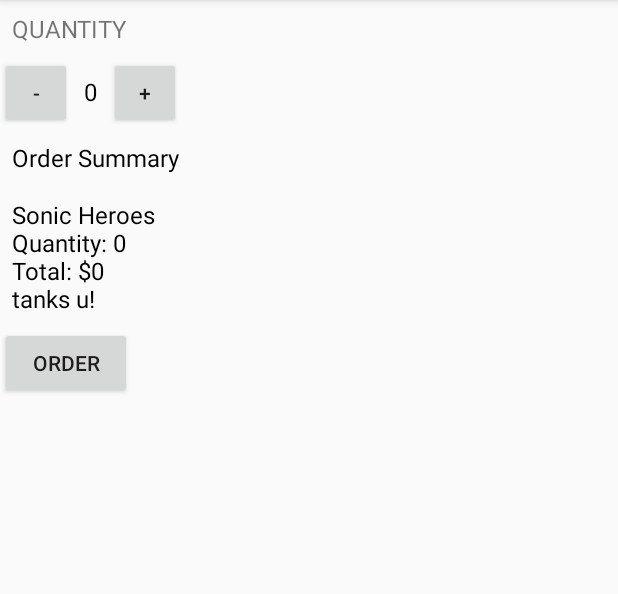
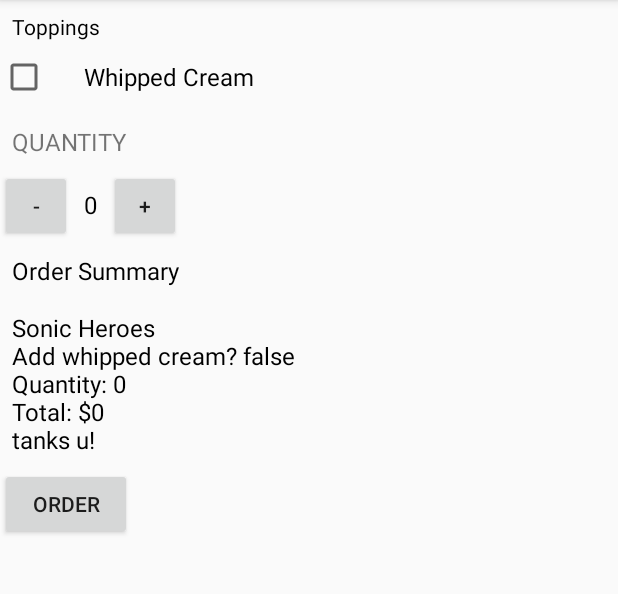
Before and after one commit to adgrant93/JustJava, an Android app: the screen it shows after launch (MainActivity), after a tap on "ORDER", on a phone screen of 412 x 824 dp, the part 84-678 px from its top. Run offline under Robolectric (Android 15) with nearby library versions, the phone set to English and light mode, and no system bars.

Commit message:
Addded checkbox and functionality to createOrderSummary function

```diff
--- a/app/src/main/java/com/example/android/justjava/MainActivity.java
+++ b/app/src/main/java/com/example/android/justjava/MainActivity.java
@@ -13,6 +13,8 @@ package com.example.android.justjava;
 import android.os.Bundle;
 import android.support.v7.app.AppCompatActivity;
 import android.view.View;
+import android.widget.Button;
+import android.widget.CheckBox;
 import android.widget.TextView;
 
 import java.text.NumberFormat;
@@ -92,7 +94,9 @@ public class MainActivity extends AppCompatActivity {
         String numCoffees = "Quantity: " + quantity;
         String totalPrice = "Total: $" + finalPrice;
         String appreciation = "tanks u!";
-        String finalMessage = name + "\n" + numCoffees + "\n" + totalPrice + "\n" + appreciation;
+        CheckBox whippedCream = (CheckBox) findViewById(R.id.whipped_cream);
+        //whippedCream.isChecked()
+        String finalMessage = name + "\n" + "Add whipped cream? " + whippedCream.isChecked() + "\n" + numCoffees + "\n" + totalPrice + "\n" + appreciation;
         return finalMessage;
     }
 }
--- a/app/src/main/res/layout/activity_main.xml
+++ b/app/src/main/res/layout/activity_main.xml
@@ -1,8 +1,30 @@
 <?xml version="1.0" encoding="utf-8"?>
-<RelativeLayout xmlns:android="http://schemas.android.com/apk/res/android"
+<ScrollView xmlns:android="http://schemas.android.com/apk/res/android"
     xmlns:app="http://schemas.android.com/apk/res-auto"
     android:layout_width="match_parent"
     android:layout_height="match_parent">
+
+    <LinearLayout xmlns:android="http://schemas.android.com/apk/res/android"
+        xmlns:app="http://schemas.android.com/apk/res-auto"
+        android:layout_width="match_parent"
+        android:layout_height="match_parent"
+        android:orientation="vertical">
+
+        <TextView
+            android:layout_width="wrap_content"
+            android:layout_height="wrap_content"
+            android:padding="8dp"
+            android:text="Toppings"
+            android:textColor="#000000" />
+
+        <CheckBox
+            android:id="@+id/whipped_cream"
+            android:layout_width="wrap_content"
+            android:layout_height="wrap_content"
+            android:layout_marginBottom="8dp"
+            android:paddingLeft="24dp"
+            android:text="Whipped Cream"
+            android:textSize="16sp" />
 
         <TextView
             android:id="@+id/top_dog"
@@ -16,8 +38,7 @@
         <LinearLayout
             android:id="@+id/new_layout"
             android:layout_width="wrap_content"
-        android:layout_height="wrap_content"
-        android:layout_below="@id/top_dog">
+            android:layout_height="wrap_content">
 
             <Button
                 android:id="@+id/minus"
@@ -74,4 +95,7 @@
             android:padding="8dp"
             android:text="Order" />
 
-</RelativeLayout>
+
+    </LinearLayout>
+
+</ScrollView>
```
Lines whose indentation alone changed are shown as unchanged.
